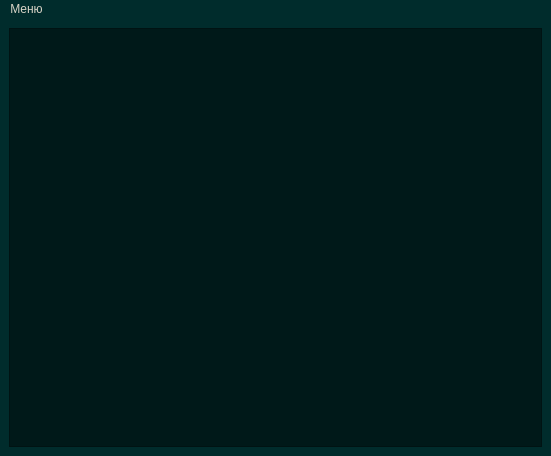
Above: ui_mainWindow.ui from i3Cheese/Your-Diary before the change. Below: the same form after it.
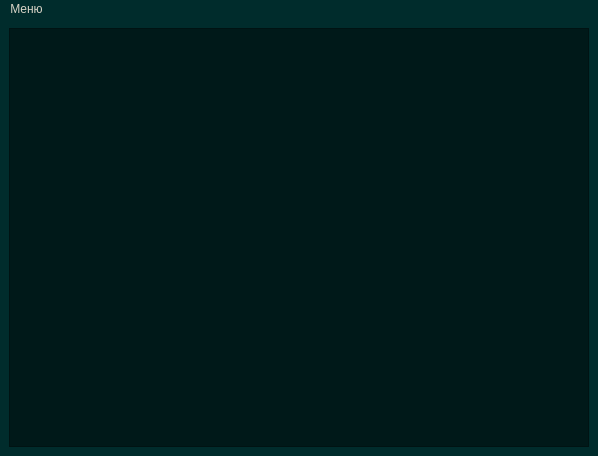
That is the form after the change.

Diff of the .ui file:
```diff
--- a/ui_mainWindow.ui
+++ b/ui_mainWindow.ui
@@ -6,7 +6,7 @@
    <rect>
     <x>0</x>
     <y>0</y>
-    <width>551</width>
+    <width>598</width>
     <height>456</height>
    </rect>
   </property>
@@ -44,7 +44,7 @@
     <rect>
      <x>0</x>
      <y>0</y>
-     <width>551</width>
+     <width>598</width>
      <height>24</height>
     </rect>
    </property>
```
